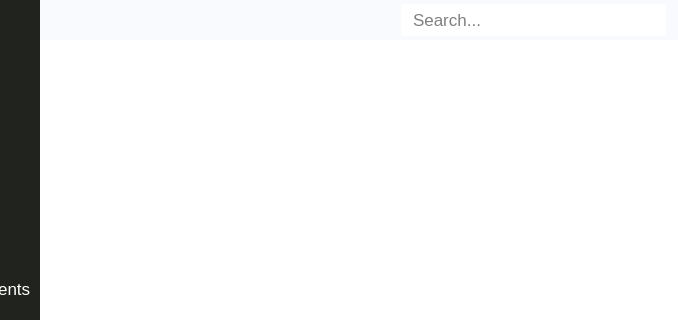
This is main_ui.ui in walidhabbach/Car-Rental-Desktop-app as Qt 5 draws it before an edit; both pictures show x 245 to 923 and y 0 to 320 of the 1351 by 715 pixel window. The edited form follows.
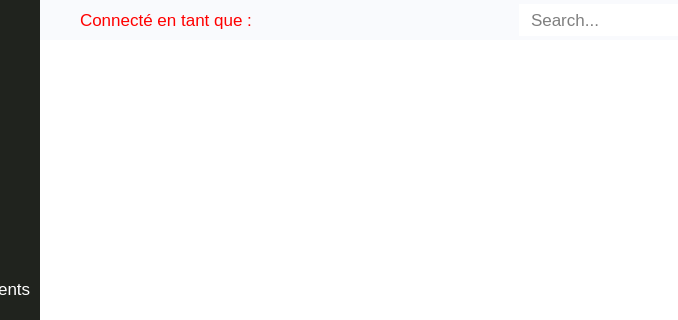
This is the edited form. Icons and pictures are not drawn.

Commit message: Adding combobox to blacklist section

Patch:
```diff
--- a/main_ui.ui
+++ b/main_ui.ui
@@ -681,6 +681,16 @@
             </property>
            </widget>
           </item>
+          <item>
+           <widget class="QLabel" name="user_label">
+            <property name="styleSheet">
+             <string notr="true">color: red;</string>
+            </property>
+            <property name="text">
+             <string>Connecté en tant que : </string>
+            </property>
+           </widget>
+          </item>
           <item>
            <spacer name="horizontalSpacer">
             <property name="orientation">
```
The commit also changes 2 other files.
